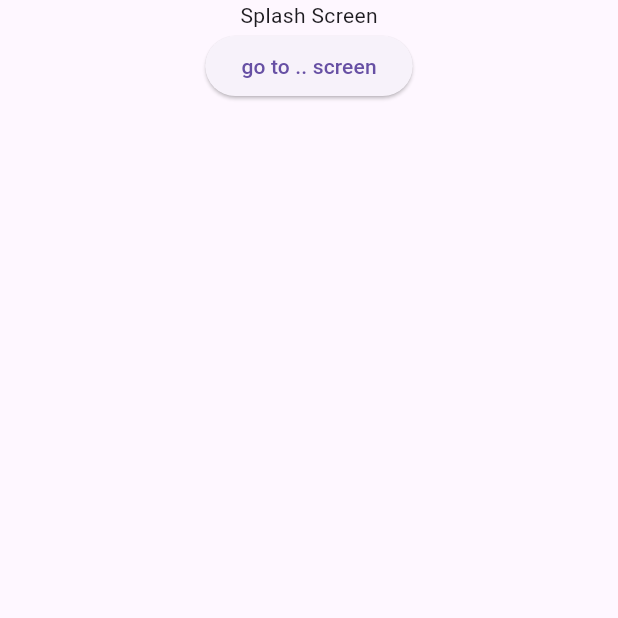
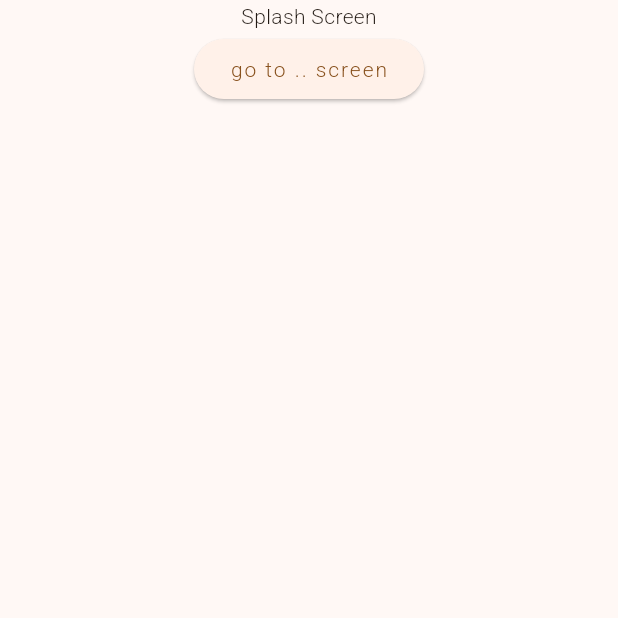
Before and after one commit to Asadell/yumlyst_app, a Flutter app: the screen it shows after launch, on a phone screen of 412 x 824 dp, the top half of it. Run offline on Flutter 3.47's test engine with Material 3 defaults, Android fonts, the phone set to English and light mode, and no system bars; our stand-ins replace auto_route.

Commit message:
chore: setup environment

```diff
--- a/lib/main.dart
+++ b/lib/main.dart
@@ -1,5 +1,6 @@
 import 'package:flutter/material.dart';
 import 'package:recipe_app/routes/app_route.dart';
+import 'package:recipe_app/style/theme/recipe_theme.dart';
 
 void main() {
   runApp(MainApp());
@@ -14,6 +15,7 @@ class MainApp extends StatelessWidget {
   Widget build(BuildContext context) {
     return MaterialApp.router(
       title: 'Recipe App Aibeecara',
+      theme: RecipeTheme.lightTheme,
       routerConfig: _appRouter.config(),
     );
   }
--- /dev/null
+++ b/lib/style/colors/recipe_colors.dart
@@ -0,0 +1,59 @@
+import 'package:flutter/material.dart';
+
+enum RecipeColors {
+  // Primary colors
+  primary50("Primary 50", Color(0xFFFCDAB0)),
+  primary300("Primary 300", Color(0xFFFAC27F)),
+  primary500("Primary 500", Color(0xFFF9AB4E)),
+  primary700("Primary 700", Color(0xFFF7941E)),
+  primary900("Primary 900", Color(0xFFD97908)),
+
+  // Secondary colors
+  secondary50("Secondary 50", Color(0xFFB0D7FC)),
+  secondary300("Secondary 300", Color(0xFF7FBDFA)),
+  secondary500("Secondary 500", Color(0xFF4EA4F9)),
+  secondary700("Secondary 700", Color(0xFF1E8BF7)),
+  secondary900("Secondary 900", Color(0xFF0871D9)),
+
+  // Neutral colors
+  neutral50("Neutral 50", Color(0xFFF8FAFC)),
+  neutral100("Neutral 100", Color(0xFFF1F5F9)),
+  neutral200("Neutral 200", Color(0xFFE2E8F0)),
+  neutral300("Neutral 300", Color(0xFFCBD5E1)),
+  neutral400("Neutral 400", Color(0xFF94A3B8)),
+  neutral500("Neutral 500", Color(0xFF64748B)),
+  neutral600("Neutral 600", Color(0xFF475569)),
+  neutral700("Neutral 700", Color(0xFF334155)),
+  neutral800("Neutral 800", Color(0xFF1E293B)),
+  neutral900("Neutral 900", Color(0xFF0F172A)),
+
+  // Success colors
+  success50("Success 50", Color(0xFF95FDB9)),
+  success300("Success 300", Color(0xFF63FD97)),
+  success500("Success 500", Color(0xFF31FC76)),
+  success700("Success 700", Color(0xFF04F756)),
+  success900("Success 900", Color(0xFF03C444)),
+
+  // Error colors
+  error50("Error 50", Color(0xFFFF8A8A)),
+  error300("Error 300", Color(0xFFFF5757)),
+  error500("Error 500", Color(0xFFFF2424)),
+  error700("Error 700", Color(0xFFEE0000)),
+  error900("Error 900", Color(0xFFBD0000)),
+
+  // Gold colors
+  gold50("Gold 50", Color(0xFFFFF8E5)),
+  gold300("Gold 300", Color(0xFFFFE6B2)),
+  gold500("Gold 500", Color(0xFFFFD47F)),
+  gold700("Gold 700", Color(0xFFFFC24C)),
+  gold900("Gold 900", Color(0xFFFFA219)),
+
+  // Other common colors
+  white("White", Color(0xFFFFFFFF)),
+  black("Black", Color(0xFF000000));
+
+  const RecipeColors(this.label, this.color);
+
+  final String label;
+  final Color color;
+}
--- /dev/null
+++ b/lib/style/theme/recipe_theme.dart
@@ -0,0 +1,57 @@
+import 'package:flutter/material.dart';
+import 'package:recipe_app/style/colors/recipe_colors.dart';
+import 'package:recipe_app/style/typography/recipe_text_styles.dart';
+
+class RecipeTheme {
+  static TextTheme get _textTheme {
+    return TextTheme(
+      displayLarge: RecipeTextStyles.displayLarge,
+      displayMedium: RecipeTextStyles.displayMedium,
+      displaySmall: RecipeTextStyles.displaySmall,
+      headlineLarge: RecipeTextStyles.headlineLarge,
+      headlineMedium: RecipeTextStyles.headlineMedium,
+      headlineSmall: RecipeTextStyles.headlineSmall,
+      titleLarge: RecipeTextStyles.titleLarge,
+      titleMedium: RecipeTextStyles.titleMedium,
+      titleSmall: RecipeTextStyles.titleSmall,
+      bodyLarge: RecipeTextStyles.bodyLargeBold,
+      bodyMedium: RecipeTextStyles.bodyLargeMedium,
+      bodySmall: RecipeTextStyles.bodyLargeRegular,
+      labelLarge: RecipeTextStyles.labelLarge,
+      labelMedium: RecipeTextStyles.labelMedium,
+      labelSmall: RecipeTextStyles.labelSmall,
+    );
+  }
+
+  static AppBarTheme get _appBarTheme {
+    return AppBarTheme(
+      toolbarTextStyle: _textTheme.titleLarge,
+      shape: const BeveledRectangleBorder(
+        borderRadius: BorderRadius.only(
+          bottomLeft: Radius.circular(14),
+          bottomRight: Radius.circular(14),
+        ),
+      ),
+    );
+  }
+
+  static ThemeData get lightTheme {
+    return ThemeData(
+      colorSchemeSeed: RecipeColors.primary900.color,
+      brightness: Brightness.light,
+      textTheme: _textTheme,
+      useMaterial3: true,
+      appBarTheme: _appBarTheme,
+    );
+  }
+
+//  static ThemeData get darkTheme {
+//    return ThemeData(
+//      colorSchemeSeed: RecipeColors.primary900.color,
+//      brightness: Brightness.dark,
+//      textTheme: _textTheme,
+//      useMaterial3: true,
+//      appBarTheme: _appBarTheme,
+//    );
+//  }
+}
--- /dev/null
+++ b/lib/style/typography/recipe_text_styles.dart
@@ -0,0 +1,109 @@
+import 'package:flutter/widgets.dart';
+
+class RecipeTextStyles {
+  static const TextStyle _commonStyle = TextStyle(
+    fontFamily: 'Roboto',
+  );
+
+  static TextStyle displayLarge = _commonStyle.copyWith(
+    fontSize: 57,
+    fontWeight: FontWeight.w700,
+    height: 1.11,
+    letterSpacing: -2,
+  );
+
+  static TextStyle displayMedium = _commonStyle.copyWith(
+    fontSize: 45,
+    fontWeight: FontWeight.w600,
+    height: 1.17,
+    letterSpacing: -1,
+  );
+
+  static TextStyle displaySmall = _commonStyle.copyWith(
+    fontSize: 36,
+    fontWeight: FontWeight.w500,
+    height: 1.25,
+    letterSpacing: -1,
+  );
+
+  static TextStyle headlineLarge = _commonStyle.copyWith(
+    fontSize: 32,
+    fontWeight: FontWeight.w600,
+    height: 1.5,
+    letterSpacing: -1,
+  );
+
+  static TextStyle headlineMedium = _commonStyle.copyWith(
+    fontSize: 28,
+    fontWeight: FontWeight.w500,
+    height: 1.2,
+    letterSpacing: -1,
+  );
+
+  static TextStyle headlineSmall = _commonStyle.copyWith(
+    fontSize: 24,
+    fontWeight: FontWeight.w400,
+    height: 1.0,
+    letterSpacing: -1,
+  );
+
+  static TextStyle titleLarge = _commonStyle.copyWith(
+    fontSize: 22,
+    fontWeight: FontWeight.w500,
+    height: 1.2,
+    letterSpacing: 1.2,
+  );
+
+  static TextStyle titleMedium = _commonStyle.copyWith(
+    fontSize: 16,
+    fontWeight: FontWeight.w400,
+    height: 1.2,
+    letterSpacing: 1.2,
+  );
+
+  static TextStyle titleSmall = _commonStyle.copyWith(
+    fontSize: 14,
+    fontWeight: FontWeight.w300,
+    height: 1.2,
+    letterSpacing: 1.2,
+  );
+
+  static TextStyle bodyLargeBold = _commonStyle.copyWith(
+    fontSize: 16,
+    fontWeight: FontWeight.w400,
+    height: 1.56,
+  );
+
+  static TextStyle bodyLargeMedium = _commonStyle.copyWith(
+    fontSize: 14,
+    fontWeight: FontWeight.w300,
+    height: 1.56,
+  );
+
+  static TextStyle bodyLargeRegular = _commonStyle.copyWith(
+    fontSize: 12,
+    fontWeight: FontWeight.w200,
+    height: 1.56,
+  );
+
+  static TextStyle labelLarge = _commonStyle.copyWith(
+    fontSize: 14,
+    fontWeight: FontWeight.w300,
+    height: 1.71,
+    letterSpacing: 1.3,
+  );
+
+  static TextStyle labelMedium = _commonStyle.copyWith(
+    fontSize: 12,
+    fontWeight: FontWeight.w200,
+    height: 1.4,
+    letterSpacing: 1.3,
+  );
+
+  static TextStyle labelSmall = _commonStyle.copyWith(
+    fontSize: 11,
+    fontWeight: FontWeight.w100,
+    height: 1.2,
+    letterSpacing: 1.3,
+  );
+}
```
Also changed, not shown: pubspec.yaml (+22 -0 lines), assets/fonts/Roboto-Black.ttf (added), assets/fonts/Roboto-Bold.ttf (added), assets/fonts/Roboto-ExtraBold.ttf (added), assets/fonts/Roboto-ExtraLight.ttf (added), assets/fonts/Roboto-Light.ttf (added), assets/fonts/Roboto-Medium.ttf (added), assets/fonts/Roboto-Regular.ttf (added), assets/fonts/Roboto-SemiBold.ttf (added), assets/fonts/Roboto-Thin.ttf (added), assets/fonts/Roboto-ThinItalic.ttf (added), pubspec.lock.
